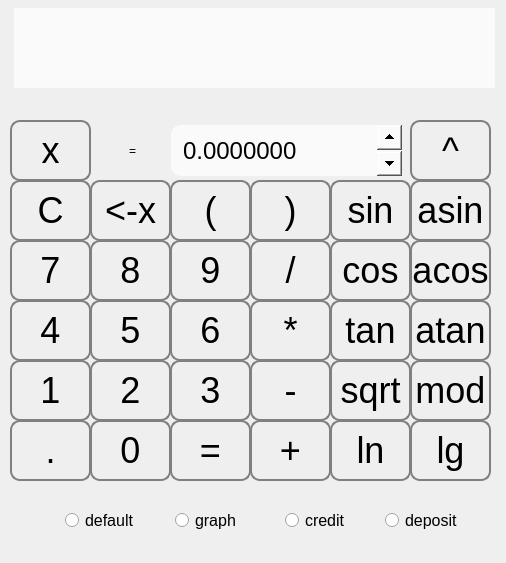
Old version of the form src/s21_SmartCalc/mainwindow.ui in the repository Sweezar/SmartCalculator.c.
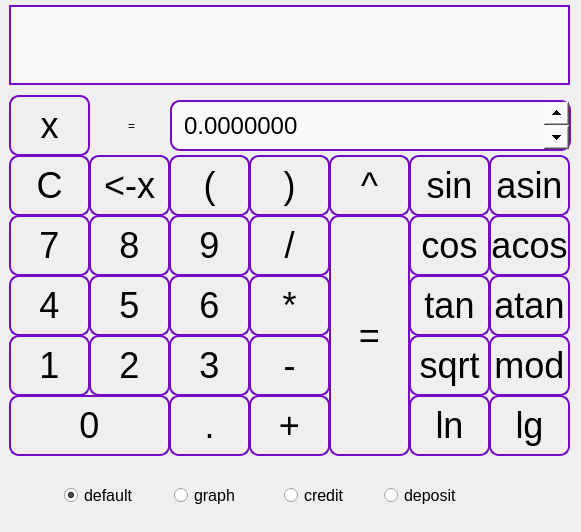
New version of the form.

Patch:
```diff
--- a/src/s21_SmartCalc/mainwindow.ui
+++ b/src/s21_SmartCalc/mainwindow.ui
@@ -6,8 +6,8 @@
    <rect>
     <x>0</x>
     <y>0</y>
-    <width>506</width>
-    <height>563</height>
+    <width>581</width>
+    <height>532</height>
    </rect>
   </property>
   <property name="windowTitle">
@@ -15,7 +15,7 @@
   </property>
   <property name="styleSheet">
    <string notr="true">QPushButton {
-	border: 2px solid grey;
+	border: 2px solid #7409c7;
 	border-radius: 10px;
 	font-size: 36px;
 	line-height: 60px;
@@ -25,15 +25,23 @@
 	color: black;
 	background-color: qlineargradient(x1: 0, y1: 0, x2: 0, y2: 1, stop: 0 #dadbde, stop: 1 #f6f7fa);
 }
+
+MainWindow {
+	background-color: qlineargradient(x1: 0, y1: 0, x2: 0, y2: 1, stop: 0 #5462c3, stop: 1 #ba872c);
+}
+
 </string>
   </property>
   <widget class="QWidget" name="centralwidget">
+   <property name="styleSheet">
+    <string notr="true"/>
+   </property>
    <widget class="QLabel" name="result_show">
     <property name="geometry">
      <rect>
-      <x>14</x>
-      <y>8</y>
-      <width>481</width>
+      <x>9</x>
+      <y>5</y>
+      <width>561</width>
       <height>80</height>
      </rect>
     </property>
@@ -41,7 +49,8 @@
      <string notr="true">font: 36pt &quot;PT Sans&quot;;
 color: rgb(10, 10, 10);
 background-color: rgb(250, 250, 250);
-padding: 15px</string>
+padding: 15px;
+border: 2px solid #7409c7;</string>
     </property>
     <property name="text">
      <string/>
@@ -53,8 +62,8 @@
    <widget class="QPushButton" name="number_button_4">
     <property name="geometry">
      <rect>
-      <x>10</x>
-      <y>300</y>
+      <x>9</x>
+      <y>275</y>
       <width>81</width>
       <height>61</height>
      </rect>
@@ -66,8 +75,8 @@
    <widget class="QPushButton" name="number_button_7">
     <property name="geometry">
      <rect>
-      <x>10</x>
-      <y>240</y>
+      <x>9</x>
+      <y>215</y>
       <width>81</width>
       <height>61</height>
      </rect>
@@ -79,8 +88,8 @@
    <widget class="QPushButton" name="number_button_1">
     <property name="geometry">
      <rect>
-      <x>10</x>
-      <y>360</y>
+      <x>9</x>
+      <y>335</y>
       <width>81</width>
       <height>61</height>
      </rect>
@@ -92,8 +101,8 @@
    <widget class="QPushButton" name="operation_button_clear">
     <property name="geometry">
      <rect>
-      <x>10</x>
-      <y>180</y>
+      <x>9</x>
+      <y>155</y>
       <width>81</width>
       <height>61</height>
      </rect>
@@ -108,8 +117,8 @@
    <widget class="QPushButton" name="operation_button_remove">
     <property name="geometry">
      <rect>
-      <x>90</x>
-      <y>180</y>
+      <x>89</x>
+      <y>155</y>
       <width>81</width>
       <height>61</height>
      </rect>
@@ -124,8 +133,8 @@
    <widget class="QPushButton" name="number_button_8">
     <property name="geometry">
      <rect>
-      <x>90</x>
-      <y>240</y>
+      <x>89</x>
+      <y>215</y>
       <width>81</width>
       <height>61</height>
      </rect>
@@ -137,8 +146,8 @@
    <widget class="QPushButton" name="number_button_2">
     <property name="geometry">
      <rect>
-      <x>90</x>
-      <y>360</y>
+      <x>89</x>
+      <y>335</y>
       <width>81</width>
       <height>61</height>
      </rect>
@@ -150,8 +159,8 @@
    <widget class="QPushButton" name="number_button_5">
     <property name="geometry">
      <rect>
-      <x>90</x>
-      <y>300</y>
+      <x>89</x>
+      <y>275</y>
       <width>81</width>
       <height>61</height>
      </rect>
@@ -163,9 +172,9 @@
    <widget class="QPushButton" name="number_button_0">
     <property name="geometry">
      <rect>
-      <x>90</x>
-      <y>420</y>
-      <width>81</width>
+      <x>9</x>
+      <y>395</y>
+      <width>161</width>
       <height>61</height>
      </rect>
     </property>
@@ -176,8 +185,8 @@
    <widget class="QPushButton" name="operation_button_dot">
     <property name="geometry">
      <rect>
-      <x>10</x>
-      <y>420</y>
+      <x>169</x>
+      <y>395</y>
       <width>81</width>
       <height>61</height>
      </rect>
@@ -192,8 +201,8 @@
    <widget class="QPushButton" name="number_button_9">
     <property name="geometry">
      <rect>
-      <x>170</x>
-      <y>240</y>
+      <x>169</x>
+      <y>215</y>
       <width>81</width>
       <height>61</height>
      </rect>
@@ -205,8 +214,8 @@
    <widget class="QPushButton" name="number_button_3">
     <property name="geometry">
      <rect>
-      <x>170</x>
-      <y>360</y>
+      <x>169</x>
+      <y>335</y>
       <width>81</width>
       <height>61</height>
      </rect>
@@ -218,8 +227,8 @@
    <widget class="QPushButton" name="number_button_6">
     <property name="geometry">
      <rect>
-      <x>170</x>
-      <y>300</y>
+      <x>169</x>
+      <y>275</y>
       <width>81</width>
       <height>61</height>
      </rect>
@@ -231,8 +240,8 @@
    <widget class="QPushButton" name="operation_button_mult">
     <property name="geometry">
      <rect>
-      <x>250</x>
-      <y>300</y>
+      <x>249</x>
+      <y>275</y>
       <width>81</width>
       <height>61</height>
      </rect>
@@ -247,8 +256,8 @@
    <widget class="QPushButton" name="operation_button_sum">
     <property name="geometry">
      <rect>
-      <x>250</x>
-      <y>420</y>
+      <x>249</x>
+      <y>395</y>
       <width>81</width>
       <height>61</height>
      </rect>
@@ -263,8 +272,8 @@
    <widget class="QPushButton" name="operation_button_sub">
     <property name="geometry">
      <rect>
-      <x>250</x>
-      <y>360</y>
+      <x>249</x>
+      <y>335</y>
       <width>81</width>
       <height>61</height>
      </rect>
@@ -279,8 +288,8 @@
    <widget class="QPushButton" name="operation_button_div">
     <property name="geometry">
      <rect>
-      <x>250</x>
-      <y>240</y>
+      <x>249</x>
+      <y>215</y>
       <width>81</width>
       <height>61</height>
      </rect>
@@ -295,8 +304,8 @@
    <widget class="QPushButton" name="operation_button_sin">
     <property name="geometry">
      <rect>
-      <x>330</x>
-      <y>180</y>
+      <x>409</x>
+      <y>155</y>
       <width>81</width>
       <height>61</height>
      </rect>
@@ -311,8 +320,8 @@
    <widget class="QPushButton" name="operation_button_lg">
     <property name="geometry">
      <rect>
-      <x>410</x>
-      <y>420</y>
+      <x>489</x>
+      <y>395</y>
       <width>81</width>
       <height>61</height>
      </rect>
@@ -327,8 +336,8 @@
    <widget class="QPushButton" name="operation_button_ln">
     <property name="geometry">
      <rect>
-      <x>330</x>
-      <y>420</y>
+      <x>409</x>
+      <y>395</y>
       <width>81</width>
       <height>61</height>
      </rect>
@@ -343,8 +352,8 @@
    <widget class="QPushButton" name="operation_button_cos">
     <property name="geometry">
      <rect>
-      <x>330</x>
-      <y>240</y>
+      <x>409</x>
+      <y>215</y>
       <width>81</width>
       <height>61</height>
      </rect>
@@ -359,8 +368,8 @@
    <widget class="QPushButton" name="operation_button_tan">
     <property name="geometry">
      <rect>
-      <x>330</x>
-      <y>300</y>
+      <x>409</x>
+      <y>275</y>
       <width>81</width>
       <height>61</height>
      </rect>
@@ -375,8 +384,8 @@
    <widget class="QPushButton" name="operation_button_left_bracket">
     <property name="geometry">
      <rect>
-      <x>170</x>
-      <y>180</y>
+      <x>169</x>
+      <y>155</y>
       <width>81</width>
       <height>61</height>
      </rect>
@@ -391,8 +400,8 @@
    <widget class="QPushButton" name="operation_button_right_bracket">
     <property name="geometry">
      <rect>
-      <x>250</x>
-      <y>180</y>
+      <x>249</x>
+      <y>155</y>
       <width>81</width>
       <height>61</height>
      </rect>
@@ -407,8 +416,8 @@
    <widget class="QPushButton" name="operation_button_atan">
     <property name="geometry">
      <rect>
-      <x>410</x>
-      <y>300</y>
+      <x>489</x>
+      <y>275</y>
       <width>81</width>
       <height>61</height>
      </rect>
@@ -423,8 +432,8 @@
    <widget class="QPushButton" name="operation_button_sqrt">
     <property name="geometry">
      <rect>
-      <x>330</x>
-      <y>360</y>
+      <x>409</x>
+      <y>335</y>
       <width>81</width>
       <height>61</height>
      </rect>
@@ -439,8 +448,8 @@
    <widget class="QPushButton" name="operation_button_pow">
     <property name="geometry">
      <rect>
-      <x>410</x>
-      <y>120</y>
+      <x>329</x>
+      <y>155</y>
       <width>81</width>
       <height>61</height>
      </rect>
@@ -455,8 +464,8 @@
    <widget class="QPushButton" name="operation_button_mod">
     <property name="geometry">
      <rect>
-      <x>410</x>
-      <y>360</y>
+      <x>489</x>
+      <y>335</y>
       <width>81</width>
       <height>61</height>
      </rect>
@@ -471,8 +480,8 @@
    <widget class="QPushButton" name="operation_button_asin">
     <property name="geometry">
      <rect>
-      <x>410</x>
-      <y>180</y>
+      <x>489</x>
+      <y>155</y>
       <width>81</width>
       <height>61</height>
      </rect>
@@ -487,8 +496,8 @@
    <widget class="QPushButton" name="operation_button_acos">
     <property name="geometry">
      <rect>
-      <x>410</x>
-      <y>240</y>
+      <x>489</x>
+      <y>215</y>
       <width>81</width>
       <height>61</height>
      </rect>
@@ -503,8 +512,8 @@
    <widget class="QRadioButton" name="radioButton_default">
     <property name="geometry">
      <rect>
-      <x>60</x>
-      <y>490</y>
+      <x>59</x>
+      <y>465</y>
       <width>111</width>
       <height>61</height>
      </rect>
@@ -516,12 +525,15 @@
     <property name="text">
      <string>default</string>
     </property>
+    <property name="checked">
+     <bool>true</bool>
+    </property>
    </widget>
    <widget class="QRadioButton" name="radioButton_credit">
     <property name="geometry">
      <rect>
-      <x>280</x>
-      <y>490</y>
+      <x>279</x>
+      <y>465</y>
       <width>101</width>
       <height>61</height>
      </rect>
@@ -537,8 +549,8 @@
    <widget class="QRadioButton" name="radioButton_deposit">
     <property name="geometry">
      <rect>
-      <x>380</x>
-      <y>490</y>
+      <x>379</x>
+      <y>465</y>
       <width>111</width>
       <height>61</height>
      </rect>
@@ -554,10 +566,10 @@
    <widget class="QPushButton" name="operation_button_result">
     <property name="geometry">
      <rect>
-      <x>170</x>
-      <y>420</y>
+      <x>329</x>
+      <y>215</y>
       <width>81</width>
-      <height>61</height>
+      <height>241</height>
      </rect>
     </property>
     <property name="styleSheet">
@@ -570,8 +582,8 @@
    <widget class="QRadioButton" name="radioButton_default_2">
     <property name="geometry">
      <rect>
-      <x>170</x>
-      <y>490</y>
+      <x>169</x>
+      <y>465</y>
       <width>111</width>
       <height>61</height>
      </rect>
@@ -587,8 +599,8 @@
    <widget class="QPushButton" name="operation_button_x">
     <property name="geometry">
      <rect>
-      <x>10</x>
-      <y>120</y>
+      <x>9</x>
+      <y>95</y>
       <width>81</width>
       <height>61</height>
      </rect>
@@ -609,8 +621,8 @@
    <widget class="QLabel" name="label_2">
     <property name="geometry">
      <rect>
-      <x>97</x>
-      <y>125</y>
+      <x>96</x>
+      <y>100</y>
       <width>71</width>
       <height>51</height>
      </rect>
@@ -625,9 +637,9 @@
    <widget class="QDoubleSpinBox" name="x_show">
     <property name="geometry">
      <rect>
-      <x>171</x>
-      <y>125</y>
-      <width>231</width>
+      <x>170</x>
+      <y>100</y>
+      <width>401</width>
       <height>51</height>
      </rect>
     </property>
@@ -638,6 +650,7 @@
 font-size: 24px;
 color: black;
 padding-left: 10px;
+border: 2px solid #7409c7;
 }
 QDoubleSpinBox::up-button {
 	width: 25px;
```
Left out of the diff: 4 changed lines with no effect on the pictures.
